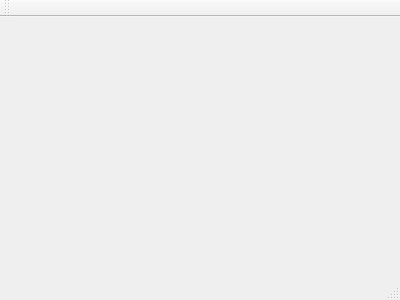
Old version of the form My_ui_tools/mainwindow.ui in the repository wh19910525/Open-address.
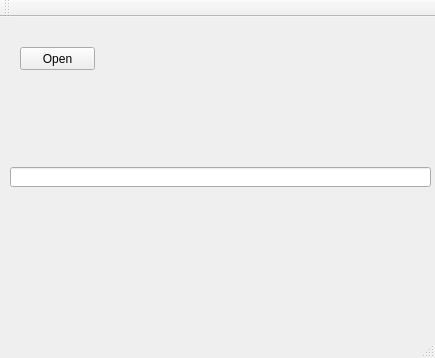
New version of the form.

Patch:
```diff
--- a/My_ui_tools/mainwindow.ui
+++ b/My_ui_tools/mainwindow.ui
@@ -1,24 +1,63 @@
 <ui version="4.0">
  <class>MainWindow</class>
- <widget class="QMainWindow" name="MainWindow" >
-  <property name="geometry" >
+ <widget class="QMainWindow" name="MainWindow">
+  <property name="geometry">
    <rect>
     <x>0</x>
     <y>0</y>
-    <width>400</width>
-    <height>300</height>
+    <width>435</width>
+    <height>358</height>
    </rect>
   </property>
   <property name="windowTitle" >
    <string>MainWindow</string>
   </property>
-  <widget class="QMenuBar" name="menuBar" />
-  <widget class="QToolBar" name="mainToolBar" />
-  <widget class="QWidget" name="centralWidget" />
-  <widget class="QStatusBar" name="statusBar" />
+  <widget class="QWidget" name="centralWidget">
+   <widget class="QPushButton" name="open_update_package">
+    <property name="geometry">
+     <rect>
+      <x>20</x>
+      <y>30</y>
+      <width>75</width>
+      <height>23</height>
+     </rect>
+    </property>
+    <property name="text">
+     <string>Open</string>
+    </property>
+   </widget>
+   <widget class="QLineEdit" name="lineEdit">
+    <property name="geometry">
+     <rect>
+      <x>10</x>
+      <y>150</y>
+      <width>421</width>
+      <height>20</height>
+     </rect>
+    </property>
+   </widget>
+  </widget>
+  <widget class="QMenuBar" name="menuBar">
+   <property name="geometry">
+    <rect>
+     <x>0</x>
+     <y>0</y>
+     <width>435</width>
+     <height>23</height>
+    </rect>
+   </property>
+  </widget>
+  <widget class="QToolBar" name="mainToolBar">
+   <attribute name="toolBarArea">
+    <enum>TopToolBarArea</enum>
+   </attribute>
+   <attribute name="toolBarBreak">
+    <bool>false</bool>
+   </attribute>
+  </widget>
+  <widget class="QStatusBar" name="statusBar"/>
  </widget>
- <layoutDefault spacing="6" margin="11" />
- <pixmapfunction></pixmapfunction>
+ <layoutdefault spacing="6" margin="11"/>
  <resources/>
  <connections/>
 </ui>
```
Left out of the diff: 3 changed lines with no effect on the pictures.
